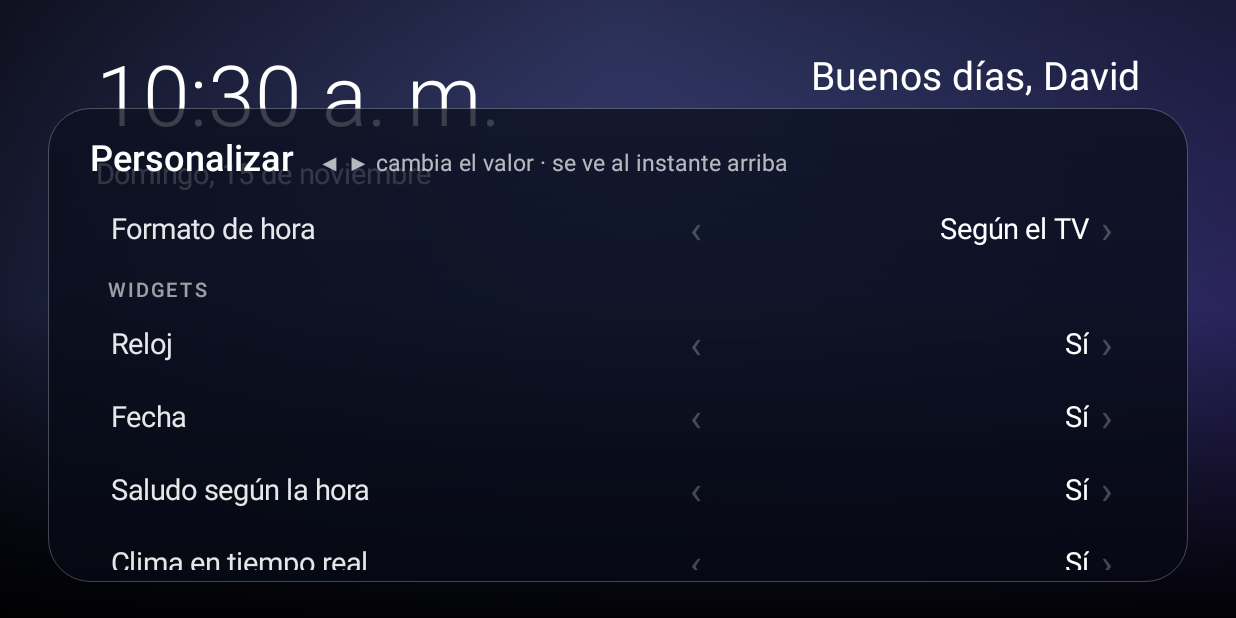
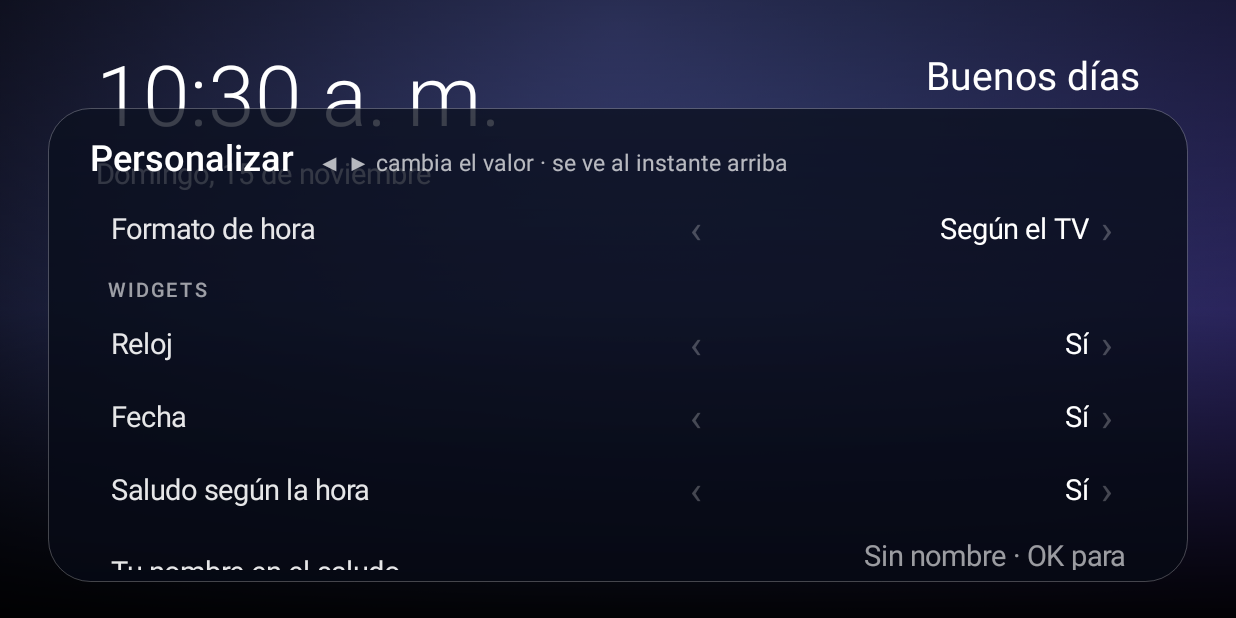
Before and after one commit to DavidCevallos15/david-launcher-tv, an Android app: the CustomizeActivity screen opened directly, with no data from a screen before it, scrolled down 175 dp, on a phone screen of 824 x 412 dp (held sideways). Run offline under Robolectric (Android 15) with nearby library versions, the phone set to English and light mode, and no system bars; pictures from the network do not load.

Commit message:
feat(launcher): nombre del saludo configurable desde Personalizar
El saludo ya no dice "David" fijo:
- Personalizar › Widgets › "Tu nombre en el saludo": OK abre un diálogo
  para escribirlo (control, teclado del TV o TV Remote), usar el nombre
  que se le puso al TV (Ajustes › Nombre del dispositivo) o dejarlo vacío.
- Sin nombre saluda "Buenos días" / "Bienvenido", sin coma ni nombre.
- La bienvenida al arrancar usa el mismo nombre (antes "Bienvenido, mi rey David").
- LauncherConfig.USER_NAME desaparece; el nombre vive en LauncherPrefs.userName
  y "Restablecer estilo" no lo borra.

Co-Authored-By: Claude Opus 5.5 <noreply@anthropic.com>

```diff
--- a/app/src/main/java/dev/davidcevallos/launchertv/CustomizeActivity.kt
+++ b/app/src/main/java/dev/davidcevallos/launchertv/CustomizeActivity.kt
@@ -84,6 +84,21 @@ class CustomizeActivity : BaseActivity() {
         toggle("Reloj", { prefs.showClock }, { prefs.showClock = it })
         toggle("Fecha", { prefs.showDate }, { prefs.showDate = it })
         toggle("Saludo según la hora", { prefs.showGreeting }, { prefs.showGreeting = it })
+        val nameRow = SettingRow(this, "Tu nombre en el saludo", arrows = false)
+        fun refreshName() {
+            val name = prefs.userName
+            nameRow.value.text = if (name.isBlank()) "Sin nombre · OK para escribirlo" else "$name · OK para cambiarlo"
+            nameRow.value.setTextColor(if (name.isBlank()) 0x99FFFFFF.toInt() else 0xFFFFFFFF.toInt())
+        }
+        refreshName()
+        nameRow.onStep = {
+            Dialogs.askUserName(this, prefs.userName) {
+                prefs.userName = it
+                refreshName()
+                applied()
+            }
+        }
+        list.addView(nameRow.view)
         toggle("Clima en tiempo real", { prefs.showWeather }, {
             prefs.showWeather = it
             if (it) header.reloadWeather()
--- a/app/src/main/java/dev/davidcevallos/launchertv/HeaderController.kt
+++ b/app/src/main/java/dev/davidcevallos/launchertv/HeaderController.kt
@@ -133,7 +133,7 @@ class HeaderController(
         val now = Date()
         clock.text = timeFmt.format(now)
         date.text = dateFmt.format(now).replaceFirstChar { it.titlecase(locale) }
-        greeting.text = greetingFor(Calendar.getInstance().get(Calendar.HOUR_OF_DAY))
+        greeting.text = greetingFor(Calendar.getInstance().get(Calendar.HOUR_OF_DAY), prefs.userName)
     }
 
     /** Pide el clima (siempre fuera del hilo principal). Si lo guardado es reciente y no se fuerza, solo lo pinta. */
@@ -191,12 +191,18 @@ class HeaderController(
     private fun vis(on: Boolean) = if (on) View.VISIBLE else View.GONE
 
     companion object {
-        /** Saludo según la hora del día. */
-        fun greetingFor(hour: Int): String = when (hour) {
-            in 5..11 -> "Buenos días, ${LauncherConfig.USER_NAME}"
-            in 12..18 -> "Buenas tardes, ${LauncherConfig.USER_NAME}"
-            in 19..23 -> "Buenas noches, ${LauncherConfig.USER_NAME}"
-            else -> "¿Madrugando, eh, ${LauncherConfig.USER_NAME}?"
+        /** Saludo según la hora del día; sin [name] saluda sin nombre. */
+        fun greetingFor(hour: Int, name: String): String {
+            val to = if (name.isBlank()) "" else ", ${name.trim()}"
+            return when (hour) {
+                in 5..11 -> "Buenos días$to"
+                in 12..18 -> "Buenas tardes$to"
+                in 19..23 -> "Buenas noches$to"
+                else -> "¿Madrugando, eh$to?"
+            }
         }
+
+        /** Bienvenida al arrancar el TV. */
+        fun welcomeFor(name: String): String = if (name.isBlank()) "Bienvenido" else "Bienvenido, ${name.trim()}"
     }
 }
--- a/app/src/main/java/dev/davidcevallos/launchertv/LauncherConfig.kt
+++ b/app/src/main/java/dev/davidcevallos/launchertv/LauncherConfig.kt
@@ -5,9 +5,6 @@ package dev.davidcevallos.launchertv
  * apps fijadas en el dock) vive en [LauncherPrefs].
  */
 object LauncherConfig {
-
-    /** Nombre con el que te saluda el launcher. */
-    const val USER_NAME = "David"
 
     /**
      * Apps que se proponen en el dock la primera vez, en este orden. Solo aparecen
--- a/app/src/main/java/dev/davidcevallos/launchertv/LauncherPrefs.kt
+++ b/app/src/main/java/dev/davidcevallos/launchertv/LauncherPrefs.kt
@@ -81,6 +81,11 @@ class LauncherPrefs(context: Context) {
     var showGreeting: Boolean
         get() = sp.getBoolean(KEY_SHOW_GREETING, true)
         set(value) = put(KEY_SHOW_GREETING, value)
+
+    /** Nombre con el que saluda el launcher; vacío = saluda sin nombre ("Buenos días"). */
+    var userName: String
+        get() = str(KEY_USER_NAME, "")
+        set(value) = put(KEY_USER_NAME, value.trim())
 
     var showWeather: Boolean
         get() = sp.getBoolean(KEY_SHOW_WEATHER, true)
@@ -179,6 +184,7 @@ class LauncherPrefs(context: Context) {
         const val KEY_SHOW_DATE = "show_date"
         const val KEY_SHOW_GREETING = "show_greeting"
         const val KEY_SHOW_WEATHER = "show_weather"
+        const val KEY_USER_NAME = "user_name"
         const val KEY_WEATHER_CITY = "weather_city"
         const val KEY_FAHRENHEIT = "fahrenheit"
         const val KEY_WEATHER_CACHE = "weather_cache"
--- a/app/src/main/java/dev/davidcevallos/launchertv/MainActivity.kt
+++ b/app/src/main/java/dev/davidcevallos/launchertv/MainActivity.kt
@@ -298,6 +298,7 @@ class MainActivity : BaseActivity() {
         }
         greeted = true
         greetingShowing = true
+        findViewById<TextView>(R.id.welcomeText).text = HeaderController.welcomeFor(prefs.userName)
         greeting.visibility = View.VISIBLE
         greeting.alpha = 0f
         greeting.animate().alpha(1f).setDuration(450L).start()
--- a/app/src/main/res/values/strings.xml
+++ b/app/src/main/res/values/strings.xml
@@ -16,7 +16,7 @@
     <string name="pinned">%1$s fijada en inicio</string>
     <string name="unpinned">%1$s quitada de inicio</string>
     <string name="cannot_open">No se pudo abrir la app</string>
-    <string name="welcome">Bienvenido, mi rey David</string>
+    <string name="welcome">Bienvenido</string>
     <string name="edit">Editar</string>
     <string name="clean_hint">Pulsa cualquier botón para abrir el menú</string>
     <string name="customize_title">Personalizar</string>
```
Also changed, not shown: app/src/main/java/dev/davidcevallos/launchertv/Dialogs.kt (+33 -0 lines), 3 other files.
